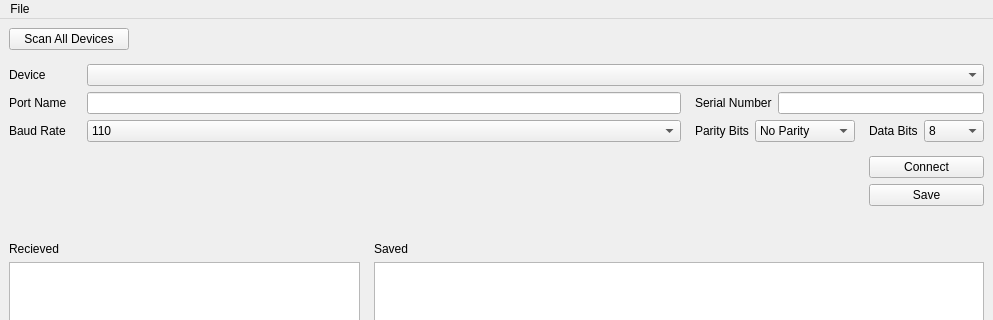
Above: src/gui/ui_files/main_communication_gui.ui from SourabhSNath/Port_Communication before the change; both pictures show x 0 to 993 and y 0 to 320 of the 993 by 666 pixel window. Below: the same form after it.
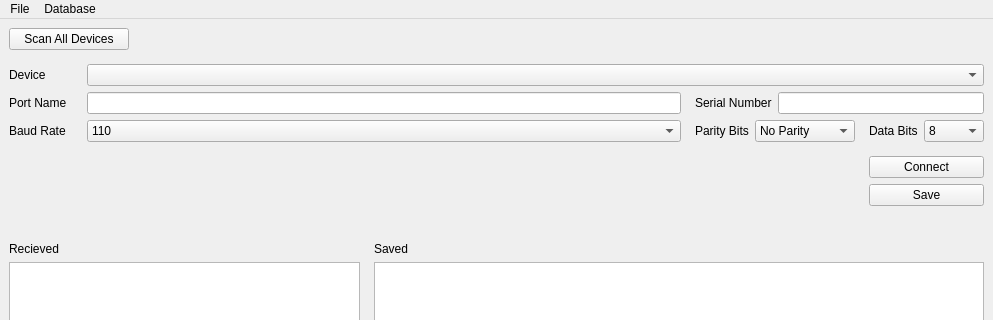
That is the form after the change.

Commit message: Add functionality to let the user input database config at startup

Patch:
```diff
--- a/src/gui/ui_files/main_communication_gui.ui
+++ b/src/gui/ui_files/main_communication_gui.ui
@@ -428,7 +428,14 @@
     <addaction name="action_load_data"/>
     <addaction name="action_delete_data"/>
    </widget>
+   <widget class="QMenu" name="menuDatabase">
+    <property name="title">
+     <string>Database</string>
+    </property>
+    <addaction name="action_database_credentials"/>
+   </widget>
    <addaction name="menuFile"/>
+   <addaction name="menuDatabase"/>
   </widget>
   <action name="action_export_data">
    <property name="text">
```
Left out of the diff: 10 changed lines with no effect on the pictures. The commit also changes 7 other files.
